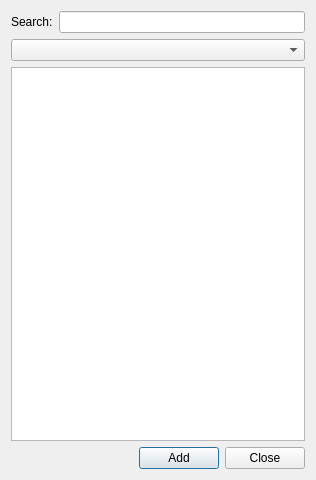
Before: the Qt Designer form tracking/atlasdialog.ui in frankyeh/DSI-Studio, drawn with Qt 5.
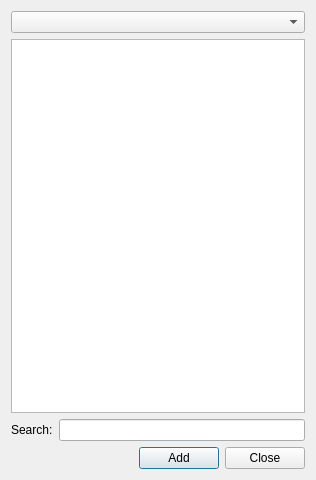
After: the same form once the commit is applied. Custom widgets are drawn as their Qt base class.

Commit message: [io] update atlas dialog

```diff
--- a/tracking/atlasdialog.ui
+++ b/tracking/atlasdialog.ui
@@ -17,6 +17,19 @@
    <string/>
   </property>
   <layout class="QVBoxLayout" name="verticalLayout">
+   <item>
+    <widget class="QComboBox" name="atlasListBox"/>
+   </item>
+   <item>
+    <widget class="QListView" name="region_list">
+     <property name="selectionMode">
+      <enum>QAbstractItemView::MultiSelection</enum>
+     </property>
+     <property name="selectionBehavior">
+      <enum>QAbstractItemView::SelectRows</enum>
+     </property>
+    </widget>
+   </item>
    <item>
     <layout class="QHBoxLayout" name="horizontalLayout_2">
      <property name="topMargin">
@@ -38,19 +51,6 @@
      </item>
     </layout>
    </item>
-   <item>
-    <widget class="QComboBox" name="atlasListBox"/>
-   </item>
-   <item>
-    <widget class="QListView" name="region_list">
-     <property name="selectionMode">
-      <enum>QAbstractItemView::MultiSelection</enum>
-     </property>
-     <property name="selectionBehavior">
-      <enum>QAbstractItemView::SelectRows</enum>
-     </property>
-    </widget>
-   </item>
    <item>
     <layout class="QHBoxLayout" name="horizontalLayout">
      <item>
```
The commit also changes 2 other files.
